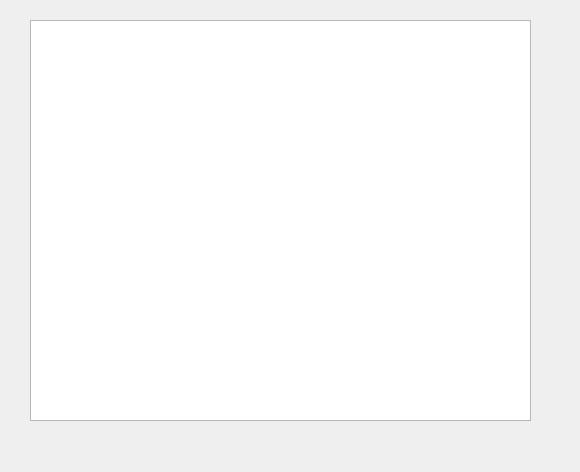
This is groupform.ui in kitemeall/qtCRM as Qt 5 draws it before an edit. The edited form follows.
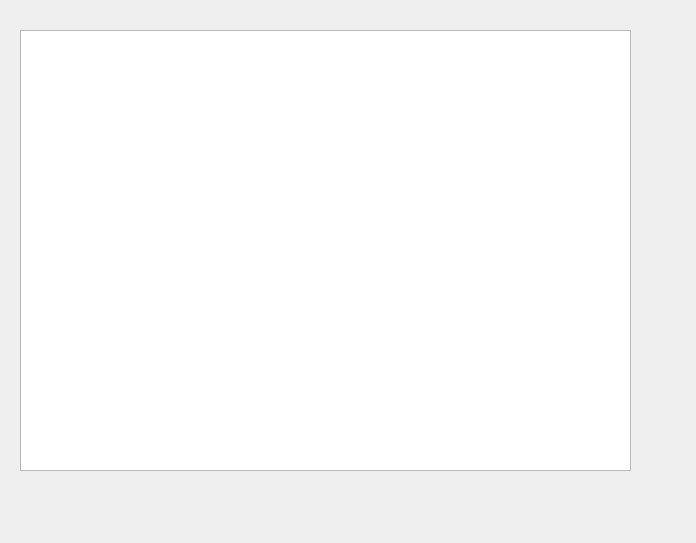
This is the edited form.

Patch:
```diff
--- a/groupform.ui
+++ b/groupform.ui
@@ -6,20 +6,20 @@
    <rect>
     <x>0</x>
     <y>0</y>
-    <width>580</width>
-    <height>472</height>
+    <width>696</width>
+    <height>543</height>
    </rect>
   </property>
   <property name="windowTitle">
    <string>Form</string>
   </property>
-  <widget class="QListView" name="listView">
+  <widget class="QTableView" name="tableView">
    <property name="geometry">
     <rect>
-     <x>30</x>
-     <y>20</y>
-     <width>501</width>
-     <height>401</height>
+     <x>20</x>
+     <y>30</y>
+     <width>611</width>
+     <height>441</height>
     </rect>
    </property>
   </widget>
```
